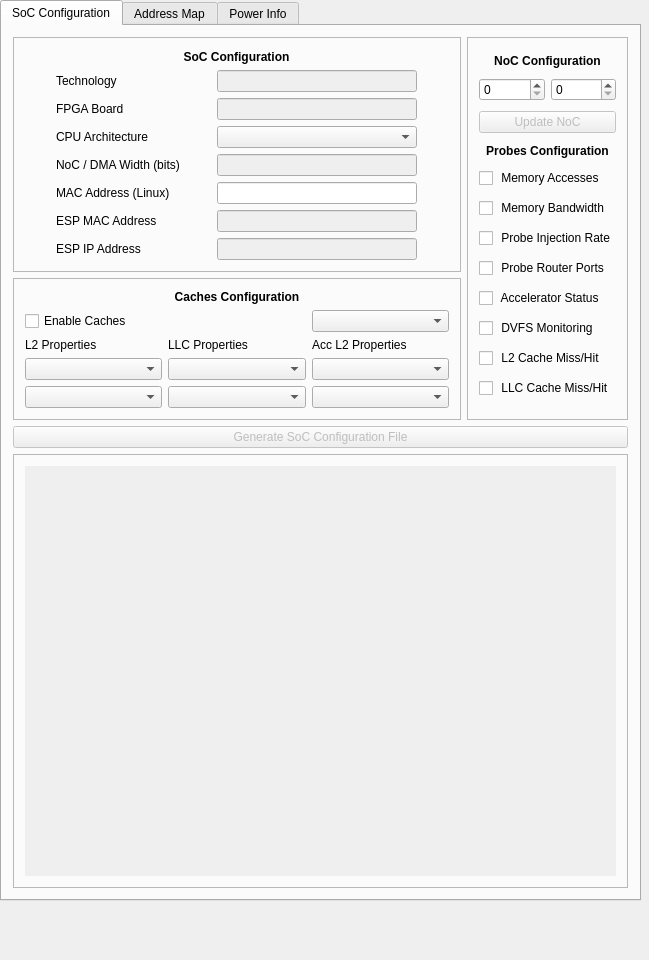
The window that utils/newsocmap/espcreator.ui (eh2890/esp) describes before a commit, drawn with Qt 5.
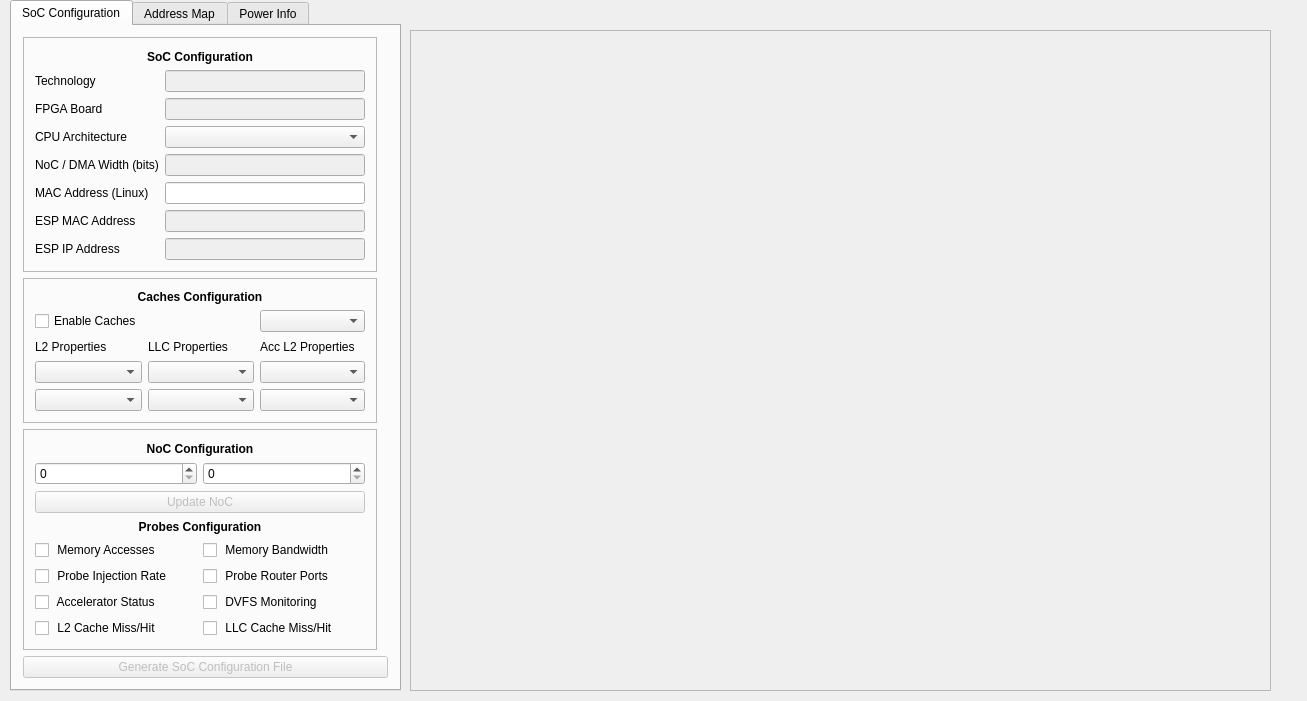
The same window after the commit.

Commit message: moved config to left, tiles to right

```diff
--- a/utils/newsocmap/espcreator.ui
+++ b/utils/newsocmap/espcreator.ui
@@ -6,8 +6,8 @@
    <rect>
     <x>0</x>
     <y>0</y>
-    <width>649</width>
-    <height>960</height>
+    <width>1307</width>
+    <height>701</height>
    </rect>
   </property>
   <property name="sizePolicy">
@@ -26,10 +26,10 @@
     </property>
     <property name="geometry">
      <rect>
-      <x>0</x>
+      <x>10</x>
       <y>0</y>
-      <width>641</width>
-      <height>901</height>
+      <width>391</width>
+      <height>691</height>
      </rect>
     </property>
     <property name="currentIndex">
@@ -40,162 +40,14 @@
       <string>SoC Configuration</string>
      </attribute>
      <layout class="QGridLayout" name="gridLayout_4">
-      <item row="1" column="1" rowspan="2">
-       <widget class="QFrame" name="frame_cfg">
-        <property name="sizePolicy">
-         <sizepolicy hsizetype="Fixed" vsizetype="Minimum">
-          <horstretch>0</horstretch>
-          <verstretch>0</verstretch>
-         </sizepolicy>
+      <item row="4" column="0" colspan="2">
+       <widget class="QPushButton" name="pushButton_gen">
+        <property name="enabled">
+         <bool>false</bool>
         </property>
-        <property name="frameShape">
-         <enum>QFrame::StyledPanel</enum>
+        <property name="text">
+         <string>Generate SoC Configuration File</string>
         </property>
-        <property name="frameShadow">
-         <enum>QFrame::Raised</enum>
-        </property>
-        <layout class="QGridLayout" name="gridLayout_3">
-         <item row="3" column="1" colspan="2">
-          <widget class="QLabel" name="label_2">
-           <property name="sizePolicy">
-            <sizepolicy hsizetype="Minimum" vsizetype="Fixed">
-             <horstretch>0</horstretch>
-             <verstretch>0</verstretch>
-            </sizepolicy>
-           </property>
-           <property name="minimumSize">
-            <size>
-             <width>0</width>
-             <height>15</height>
-            </size>
-           </property>
-           <property name="font">
-            <font>
-             <weight>75</weight>
-             <bold>true</bold>
-            </font>
-           </property>
-           <property name="text">
-            <string>Probes Configuration</string>
-           </property>
-           <property name="alignment">
-            <set>Qt::AlignCenter</set>
-           </property>
-          </widget>
-         </item>
-         <item row="1" column="2">
-          <widget class="QSpinBox" name="spinBox_nocx"/>
-         </item>
-         <item row="2" column="1" colspan="2">
-          <widget class="QPushButton" name="pushButton_noc">
-           <property name="enabled">
-            <bool>false</bool>
-           </property>
-           <property name="text">
-            <string>Update NoC</string>
-           </property>
-          </widget>
-         </item>
-         <item row="1" column="1">
-          <widget class="QSpinBox" name="spinBox_nocy"/>
-         </item>
-         <item row="5" column="1" colspan="2">
-          <widget class="QCheckBox" name="checkBox_probe_mem_band">
-           <property name="text">
-            <string> Memory Bandwidth</string>
-           </property>
-          </widget>
-         </item>
-         <item row="10" column="1" colspan="2">
-          <widget class="QCheckBox" name="checkBox_probe_l2">
-           <property name="text">
-            <string> L2 Cache Miss/Hit</string>
-           </property>
-          </widget>
-         </item>
-         <item row="7" column="1" colspan="2">
-          <widget class="QCheckBox" name="checkBox_probe_noc_routers">
-           <property name="enabled">
-            <bool>true</bool>
-           </property>
-           <property name="text">
-            <string> Probe Router Ports</string>
-           </property>
-          </widget>
-         </item>
-         <item row="11" column="1" colspan="2">
-          <widget class="QCheckBox" name="checkBox_proble_llc">
-           <property name="text">
-            <string> LLC Cache Miss/Hit</string>
-           </property>
-          </widget>
-         </item>
-         <item row="4" column="1" colspan="2">
-          <widget class="QCheckBox" name="checkBox_probe_mem">
-           <property name="enabled">
-            <bool>true</bool>
-           </property>
-           <property name="text">
-            <string> Memory Accesses</string>
-           </property>
-          </widget>
-         </item>
-         <item row="0" column="1" colspan="2">
-          <widget class="QLabel" name="label_mesh">
-           <property name="sizePolicy">
-            <sizepolicy hsizetype="Preferred" vsizetype="Fixed">
-             <horstretch>0</horstretch>
-             <verstretch>0</verstretch>
-            </sizepolicy>
-           </property>
-           <property name="minimumSize">
-            <size>
-             <width>0</width>
-             <height>15</height>
-            </size>
-           </property>
-           <property name="font">
-            <font>
-             <weight>75</weight>
-             <bold>true</bold>
-            </font>
-           </property>
-           <property name="text">
-            <string>NoC Configuration</string>
-           </property>
-           <property name="alignment">
-            <set>Qt::AlignCenter</set>
-           </property>
-          </widget>
-         </item>
-         <item row="6" column="1" colspan="2">
-          <widget class="QCheckBox" name="checkBox_probe_inject">
-           <property name="enabled">
-            <bool>true</bool>
-           </property>
-           <property name="text">
-            <string> Probe Injection Rate</string>
-           </property>
-          </widget>
-         </item>
-         <item row="9" column="1" colspan="2">
-          <widget class="QCheckBox" name="checkBox_probe_dvfs">
-           <property name="enabled">
-            <bool>true</bool>
-           </property>
-           <property name="text">
-            <string> DVFS Monitoring</string>
-           </property>
-          </widget>
-         </item>
-         <item row="8" column="1" colspan="2">
-          <widget class="QCheckBox" name="checkBox_probe_acc">
-           <property name="text">
-            <string> Accelerator Status</string>
-           </property>
-          </widget>
-         </item>
-        </layout>
        </widget>
       </item>
       <item row="2" column="0">
@@ -230,7 +82,7 @@
            <property name="minimumSize">
             <size>
              <width>0</width>
-             <height>10</height>
+             <height>0</height>
             </size>
            </property>
            <property name="font">
@@ -298,7 +150,7 @@
            <property name="minimumSize">
             <size>
              <width>0</width>
-             <height>10</height>
+             <height>2</height>
             </size>
            </property>
            <property name="text">
@@ -329,7 +181,7 @@
            <property name="minimumSize">
             <size>
              <width>0</width>
-             <height>10</height>
+             <height>0</height>
             </size>
            </property>
            <property name="text">
@@ -360,7 +212,7 @@
            <property name="minimumSize">
             <size>
              <width>0</width>
-             <height>5</height>
+             <height>0</height>
             </size>
            </property>
            <property name="text">
@@ -904,31 +756,52 @@
         </layout>
        </widget>
       </item>
-      <item row="4" column="0" colspan="2">
-       <widget class="QFrame" name="frame_soc">
+      <item row="3" column="0">
+       <widget class="QFrame" name="frame_cfg">
         <property name="sizePolicy">
-         <sizepolicy hsizetype="MinimumExpanding" vsizetype="MinimumExpanding">
+         <sizepolicy hsizetype="Minimum" vsizetype="Minimum">
           <horstretch>0</horstretch>
           <verstretch>0</verstretch>
          </sizepolicy>
         </property>
-        <property name="minimumSize">
-         <size>
-          <width>0</width>
-          <height>0</height>
-         </size>
-        </property>
         <property name="frameShape">
          <enum>QFrame::StyledPanel</enum>
         </property>
         <property name="frameShadow">
          <enum>QFrame::Raised</enum>
         </property>
-        <layout class="QVBoxLayout" name="verticalLayout_2">
-         <item>
-          <widget class="QScrollArea" name="scroll_noc">
+        <layout class="QGridLayout" name="gridLayout_3">
+         <item row="4" column="2">
+          <widget class="QCheckBox" name="checkBox_probe_mem_band">
+           <property name="text">
+            <string> Memory Bandwidth</string>
+           </property>
+          </widget>
+         </item>
+         <item row="7" column="2">
+          <widget class="QCheckBox" name="checkBox_probe_noc_routers">
+           <property name="enabled">
+            <bool>true</bool>
+           </property>
+           <property name="text">
+            <string> Probe Router Ports</string>
+           </property>
+          </widget>
+         </item>
+         <item row="4" column="1">
+          <widget class="QCheckBox" name="checkBox_probe_mem">
+           <property name="enabled">
+            <bool>true</bool>
+           </property>
+           <property name="text">
+            <string> Memory Accesses</string>
+           </property>
+          </widget>
+         </item>
+         <item row="3" column="1" colspan="2">
+          <widget class="QLabel" name="label_2">
            <property name="sizePolicy">
-            <sizepolicy hsizetype="MinimumExpanding" vsizetype="MinimumExpanding">
+            <sizepolicy hsizetype="Minimum" vsizetype="Fixed">
              <horstretch>0</horstretch>
              <verstretch>0</verstretch>
             </sizepolicy>
@@ -936,115 +809,111 @@
            <property name="minimumSize">
             <size>
              <width>0</width>
-             <height>0</height>
+             <height>15</height>
             </size>
            </property>
-           <property name="frameShape">
-            <enum>QFrame::NoFrame</enum>
+           <property name="font">
+            <font>
+             <weight>75</weight>
+             <bold>true</bold>
+            </font>
            </property>
-           <property name="verticalScrollBarPolicy">
-            <enum>Qt::ScrollBarAlwaysOff</enum>
+           <property name="text">
+            <string>Probes Configuration</string>
            </property>
-           <property name="horizontalScrollBarPolicy">
-            <enum>Qt::ScrollBarAlwaysOff</enum>
+           <property name="alignment">
+            <set>Qt::AlignCenter</set>
            </property>
-           <property name="widgetResizable">
-            <bool>true</bool>
+          </widget>
+         </item>
+         <item row="1" column="2">
+          <widget class="QSpinBox" name="spinBox_nocx"/>
+         </item>
+         <item row="2" column="1" colspan="2">
+          <widget class="QPushButton" name="pushButton_noc">
+           <property name="enabled">
+            <bool>false</bool>
            </property>
+           <property name="text">
+            <string>Update NoC</string>
+           </property>
+          </widget>
+         </item>
+         <item row="1" column="1">
+          <widget class="QSpinBox" name="spinBox_nocy"/>
+         </item>
+         <item row="0" column="1" colspan="2">
+          <widget class="QLabel" name="label_mesh">
+           <property name="sizePolicy">
+            <sizepolicy hsizetype="Preferred" vsizetype="Fixed">
+             <horstretch>0</horstretch>
+             <verstretch>0</verstretch>
+            </sizepolicy>
+           </property>
+           <property name="minimumSize">
+            <size>
+             <width>0</width>
+             <height>15</height>
+            </size>
+           </property>
+           <property name="font">
+            <font>
+             <weight>75</weight>
+             <bold>true</bold>
+            </font>
+           </property>
+           <property name="text">
+            <string>NoC Configuration</string>
+           </property>
            <property name="alignment">
-            <set>Qt::AlignHCenter|Qt::AlignTop</set>
+            <set>Qt::AlignCenter</set>
            </property>
-           <widget class="QWidget" name="widget_noc">
-            <property name="geometry">
-             <rect>
-              <x>0</x>
-              <y>0</y>
-              <width>603</width>
-              <height>435</height>
-             </rect>
-            </property>
-            <property name="sizePolicy">
-             <sizepolicy hsizetype="MinimumExpanding" vsizetype="MinimumExpanding">
-              <horstretch>0</horstretch>
-              <verstretch>0</verstretch>
-             </sizepolicy>
-            </property>
-            <layout class="QGridLayout" name="layout_widget_noc">
-             <property name="leftMargin">
-              <number>0</number>
-             </property>
-             <property name="topMargin">
-              <number>0</number>
-             </property>
-             <property name="rightMargin">
-              <number>0</number>
-             </property>
-             <property name="bottomMargin">
-              <number>0</number>
-             </property>
-             <property name="spacing">
-              <number>0</number>
-             </property>
-             <item row="0" column="0" alignment="Qt::AlignTop">
-              <widget class="QFrame" name="frame_noc">
-               <property name="sizePolicy">
-                <sizepolicy hsizetype="MinimumExpanding" vsizetype="MinimumExpanding">
-                 <horstretch>0</horstretch>
-                 <verstretch>0</verstretch>
-                </sizepolicy>
-               </property>
-               <property name="frameShape">
-                <enum>QFrame::NoFrame</enum>
-               </property>
-               <property name="frameShadow">
-                <enum>QFrame::Raised</enum>
-               </property>
-               <layout class="QGridLayout" name="layout_noc">
-                <property name="leftMargin">
-                 <number>0</number>
-                </property>
-                <property name="topMargin">
-                 <number>0</number>
-                </property>
-                <property name="rightMargin">
-                 <number>0</number>
-                </property>
-                <property name="bottomMargin">
-                 <number>0</number>
-                </property>
-               </layout>
-              </widget>
-             </item>
-             <item row="2" column="0">
-              <widget class="QSplitter" name="splitter_2">
-               <property name="sizePolicy">
-                <sizepolicy hsizetype="Maximum" vsizetype="Expanding">
-                 <horstretch>0</horstretch>
-                 <verstretch>0</verstretch>
-                </sizepolicy>
-               </property>
-               <property name="orientation">
-                <enum>Qt::Vertical</enum>
-               </property>
-              </widget>
-             </item>
-            </layout>
-           </widget>
+          </widget>
+         </item>
+         <item row="7" column="1">
+          <widget class="QCheckBox" name="checkBox_probe_inject">
+           <property name="enabled">
+            <bool>true</bool>
+           </property>
+           <property name="text">
+            <string> Probe Injection Rate</string>
+           </property>
+          </widget>
+         </item>
+         <item row="9" column="1">
+          <widget class="QCheckBox" name="checkBox_probe_acc">
+           <property name="text">
+            <string> Accelerator Status</string>
+           </property>
+          </widget>
+         </item>
+         <item row="9" column="2">
+          <widget class="QCheckBox" name="checkBox_probe_dvfs">
+           <property name="enabled">
+            <bool>true</bool>
+           </property>
+           <property name="text">
+            <string> DVFS Monitoring</string>
+           </property>
+          </widget>
+         </item>
+         <item row="11" column="1">
+          <widget class="QCheckBox" name="checkBox_probe_l2">
+           <property name="text">
+            <string> L2 Cache Miss/Hit</string>
+           </property>
+          </widget>
+         </item>
+         <item row="11" column="2">
+          <widget class="QCheckBox" name="checkBox_proble_llc">
+           <property name="text">
+            <string> LLC Cache Miss/Hit</string>
+           </property>
           </widget>
          </item>
         </layout>
        </widget>
       </item>
-      <item row="3" column="0" colspan="2">
-       <widget class="QPushButton" name="pushButton_gen">
-        <property name="enabled">
-         <bool>false</bool>
-        </property>
-        <property name="text">
-         <string>Generate SoC Configuration File</string>
-        </property>
-       </widget>
-      </item>
      </layout>
     </widget>
     <widget class="QWidget" name="tab_addr">
@@ -1311,6 +1180,142 @@
      </layout>
     </widget>
    </widget>
+   <widget class="QScrollArea" name="scroll_noc">
+    <property name="geometry">
+     <rect>
+      <x>418</x>
+      <y>40</y>
+      <width>851</width>
+      <height>681</height>
+     </rect>
+    </property>
+    <property name="sizePolicy">
+     <sizepolicy hsizetype="MinimumExpanding" vsizetype="MinimumExpanding">
+      <horstretch>0</horstretch>
+      <verstretch>0</verstretch>
+     </sizepolicy>
+    </property>
+    <property name="minimumSize">
+     <size>
+      <width>0</width>
+      <height>0</height>
+     </size>
+    </property>
+    <property name="frameShape">
+     <enum>QFrame::NoFrame</enum>
+    </property>
+    <property name="verticalScrollBarPolicy">
+     <enum>Qt::ScrollBarAlwaysOff</enum>
+    </property>
+    <property name="horizontalScrollBarPolicy">
+     <enum>Qt::ScrollBarAlwaysOff</enum>
+    </property>
+    <property name="widgetResizable">
+     <bool>true</bool>
+    </property>
+    <property name="alignment">
+     <set>Qt::AlignHCenter|Qt::AlignTop</set>
+    </property>
+    <widget class="QWidget" name="widget_noc">
+     <property name="geometry">
+      <rect>
+       <x>0</x>
+       <y>0</y>
+       <width>851</width>
+       <height>681</height>
+      </rect>
+     </property>
+     <property name="sizePolicy">
+      <sizepolicy hsizetype="MinimumExpanding" vsizetype="MinimumExpanding">
+       <horstretch>0</horstretch>
+       <verstretch>0</verstretch>
+      </sizepolicy>
+     </property>
+     <layout class="QGridLayout" name="layout_widget_noc">
+      <property name="leftMargin">
+       <number>0</number>
+      </property>
+      <property name="topMargin">
+       <number>0</number>
+      </property>
+      <property name="rightMargin">
+       <number>0</number>
+      </property>
+      <property name="bottomMargin">
+       <number>0</number>
+      </property>
+      <property name="spacing">
+       <number>0</number>
+      </property>
+     </layout>
+    </widget>
+   </widget>
+   <widget class="QFrame" name="frame_soc">
+    <property name="geometry">
+     <rect>
+      <x>410</x>
+      <y>30</y>
+      <width>861</width>
+      <height>661</height>
+     </rect>
+    </property>
+    <property name="sizePolicy">
+     <sizepolicy hsizetype="MinimumExpanding" vsizetype="MinimumExpanding">
+      <horstretch>0</horstretch>
+      <verstretch>0</verstretch>
+     </sizepolicy>
+    </property>
+    <property name="minimumSize">
+     <size>
+      <width>700</width>
+      <height>650</height>
+     </size>
+    </property>
+    <property name="frameShape">
+     <enum>QFrame::StyledPanel</enum>
+    </property>
+    <property name="frameShadow">
+     <enum>QFrame::Raised</enum>
+    </property>
+    <layout class="QVBoxLayout" name="verticalLayout_2">
+     <item>
+      <widget class="QFrame" name="frame_noc">
+       <property name="sizePolicy">
+        <sizepolicy hsizetype="MinimumExpanding" vsizetype="MinimumExpanding">
+         <horstretch>0</horstretch>
+         <verstretch>0</verstretch>
+        </sizepolicy>
+       </property>
+       <property name="minimumSize">
+        <size>
+         <width>600</width>
+         <height>600</height>
+        </size>
+       </property>
+       <property name="frameShape">
+        <enum>QFrame::NoFrame</enum>
+       </property>
+       <property name="frameShadow">
+        <enum>QFrame::Raised</enum>
+       </property>
+       <layout class="QGridLayout" name="layout_noc">
+        <property name="leftMargin">
+         <number>0</number>
+        </property>
+        <property name="topMargin">
+         <number>0</number>
+        </property>
+        <property name="rightMargin">
+         <number>0</number>
+        </property>
+        <property name="bottomMargin">
+         <number>0</number>
+        </property>
+       </layout>
+      </widget>
+     </item>
+    </layout>
+   </widget>
   </widget>
  </widget>
  <layoutdefault spacing="6" margin="11"/>
```
Left out of the diff: 14 changed lines with no effect on the pictures.
